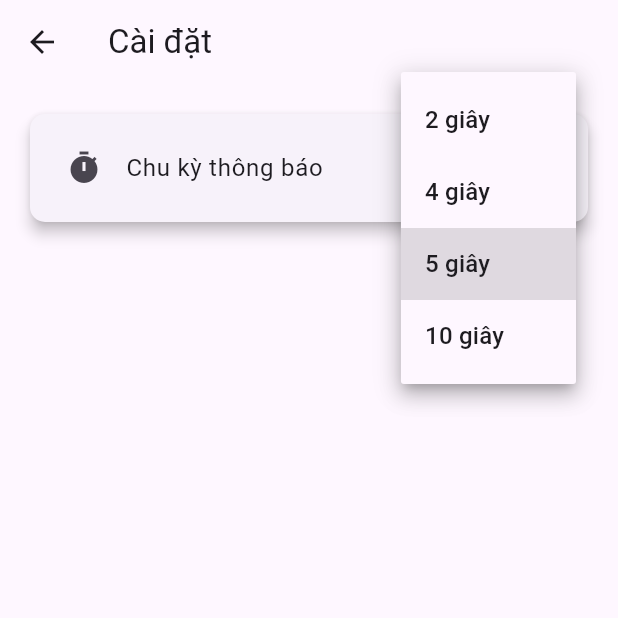
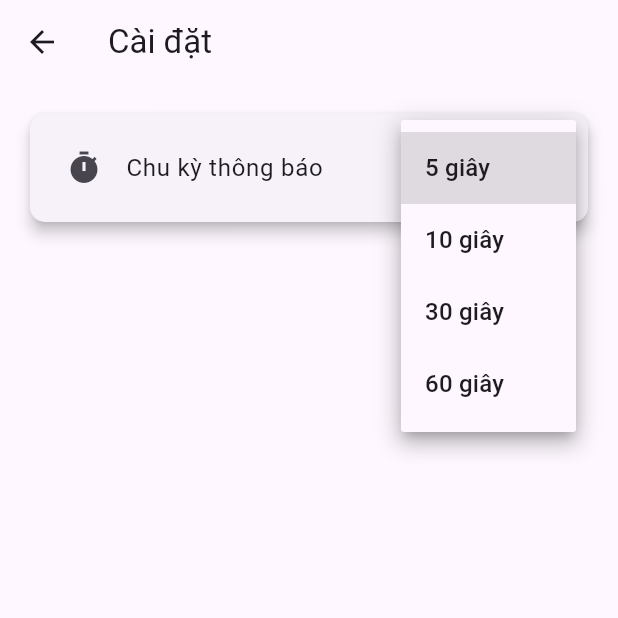
Before and after one commit to Lama2323/eyelink_app, a Flutter app: the SettingPage screen opened directly, after a tap on "5 giây", on a phone screen of 412 x 824 dp, the top half of it. Run offline on Flutter 3.47's test engine with Material 3 defaults, Android fonts, the phone set to English and light mode, and no system bars; our stand-ins replace flutter_dotenv, flutter_local_notifications, image_cropper, image_picker, permission_handler, shared_preferences and 2 more; accounts and stored records are empty.

Commit message:
them chu ky thong bao

```diff
--- a/lib/main.dart
+++ b/lib/main.dart
@@ -16,6 +16,9 @@ const AndroidNotificationChannel channel = AndroidNotificationChannel(
 
 final FlutterLocalNotificationsPlugin flutterLocalNotificationsPlugin =
     FlutterLocalNotificationsPlugin();
+
+// Sửa lại thành GlobalKey<HomePageState>
+final GlobalKey<HomePageState> homePageKey = GlobalKey<HomePageState>();
 
 void main() async {
   WidgetsFlutterBinding.ensureInitialized();
@@ -62,7 +65,7 @@ class MyApp extends StatelessWidget {
       ),
       home: Supabase.instance.client.auth.currentUser == null
           ? const AuthPage()
-          : const HomePage(),
+          : HomePage(key: homePageKey), // Truyền key vào HomePage
     );
   }
 }
--- a/lib/screens/setting_page.dart
+++ b/lib/screens/setting_page.dart
@@ -1,5 +1,6 @@
 import 'package:flutter/material.dart';
 import 'package:shared_preferences/shared_preferences.dart';
+import '../main.dart'; // Import main.dart để truy cập homePageKey
 
 class SettingPage extends StatefulWidget {
   const SettingPage({Key? key}) : super(key: key);
@@ -27,6 +28,9 @@ class _SettingPageState extends State<SettingPage> {
   Future<void> _saveSettings() async {
     SharedPreferences prefs = await SharedPreferences.getInstance();
     await prefs.setInt('checkInterval', _selectedInterval);
+
+    // Cập nhật HomePage thông qua GlobalKey
+    homePageKey.currentState?.loadSettings();
   }
 
   @override
@@ -57,10 +61,10 @@ class _SettingPageState extends State<SettingPage> {
                       }
                     },
                     items: const [
-                      DropdownMenuItem(value: 2, child: Text('2 giây')),
-                      DropdownMenuItem(value: 4, child: Text('4 giây')),
                       DropdownMenuItem(value: 5, child: Text('5 giây')),
                       DropdownMenuItem(value: 10, child: Text('10 giây')),
+                      DropdownMenuItem(value: 30, child: Text('30 giây')),
+                      DropdownMenuItem(value: 60, child: Text('60 giây')),
                     ],
                   ),
                 ),
```
Also changed, not shown: lib/screens/home.dart (+38 -24 lines).
